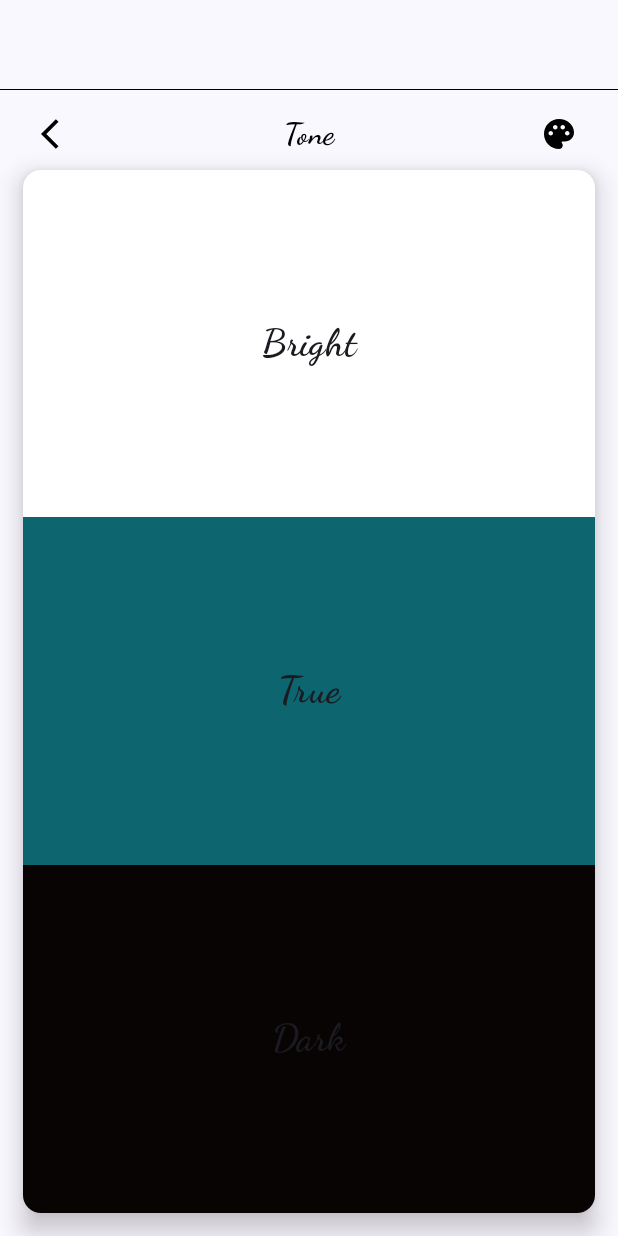
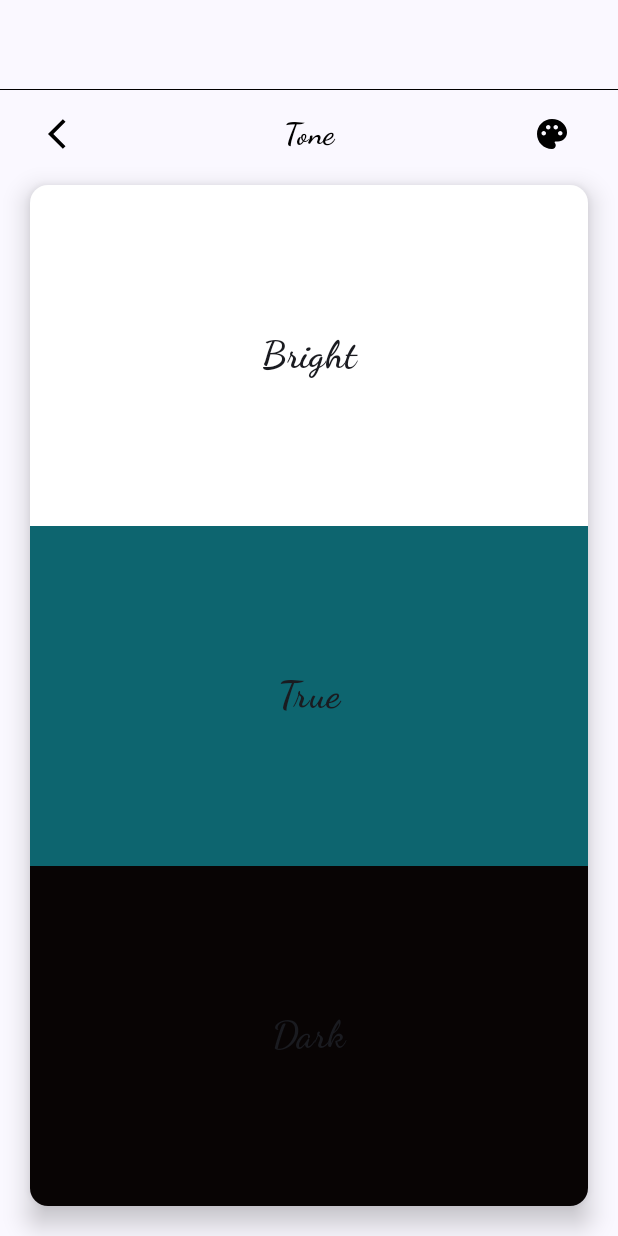
Before and after one commit to parkhy4108/WhatIsYourColor, an Android app built with Jetpack Compose: the screen it shows after launch (MainActivity), after a tap on "WINTER", on a phone screen of 412 x 824 dp. Run offline under Robolectric (Android 15) with nearby library versions, the phone set to English and light mode, and no system bars; our stand-ins replace AdMob, Dagger/Hilt's generated code; 3 statements that could not run were skipped.

```diff
--- a/app/build.gradle.kts
+++ b/app/build.gradle.kts
@@ -55,7 +55,6 @@ android {
 }
 
 dependencies {
-
     implementation(libs.core.ktx)
     implementation(libs.lifecycle.runtime.ktx)
     implementation(libs.activity.compose)
@@ -73,7 +72,6 @@ dependencies {
     implementation(platform(libs.firebase.bom))
     implementation(libs.firebase.analytics)
     testImplementation(libs.room.testing)
-
     testImplementation(libs.junit)
     androidTestImplementation(libs.androidx.test.ext.junit)
     androidTestImplementation(libs.espresso.core)
--- a/app/src/main/java/com/devstitch/whatsyourcolor/MainActivity.kt
+++ b/app/src/main/java/com/devstitch/whatsyourcolor/MainActivity.kt
@@ -3,42 +3,16 @@ package com.devstitch.whatsyourcolor
 import android.os.Bundle
 import androidx.activity.ComponentActivity
 import androidx.activity.compose.setContent
-import com.google.android.gms.ads.AdRequest
-import com.google.android.gms.ads.LoadAdError
 import com.google.android.gms.ads.MobileAds
-import com.google.android.gms.ads.interstitial.InterstitialAd
-import com.google.android.gms.ads.interstitial.InterstitialAdLoadCallback
 import dagger.hilt.android.AndroidEntryPoint
 
 @AndroidEntryPoint
 class MainActivity : ComponentActivity() {
-    private var mInterstitialAd: InterstitialAd? = null
 
     override fun onCreate(savedInstanceState: Bundle?) {
         super.onCreate(savedInstanceState)
-        loadAD()
         setContent { MainContent() }
-        MobileAds.initialize(this
-        ) { }
+        MobileAds.initialize(this)
     }
 
-    private fun loadAD() {
-        val adRequest = AdRequest.Builder().build()
-        InterstitialAd.load(
-            this,
-            getString(R.string.adTest),
-            adRequest,
-            object : InterstitialAdLoadCallback() {
-                override fun onAdFailedToLoad(p0: LoadAdError) {
-                    super.onAdFailedToLoad(p0)
-                    mInterstitialAd = null
-                }
-
-                override fun onAdLoaded(p0: InterstitialAd) {
-                    super.onAdLoaded(p0)
-                    mInterstitialAd = p0
-                    mInterstitialAd?.show(this@MainActivity)
-                }
-            })
-    }
 }
--- a/app/src/main/java/com/devstitch/whatsyourcolor/common/theme/Theme.kt
+++ b/app/src/main/java/com/devstitch/whatsyourcolor/common/theme/Theme.kt
@@ -26,22 +26,11 @@ private val LightColorScheme = lightColorScheme(
     primary = Purple40,
     secondary = PurpleGrey40,
     tertiary = Pink40
-
-    /* Other default colors to override
-    background = Color(0xFFFFFBFE),
-    surface = Color(0xFFFFFBFE),
-    onPrimary = Color.White,
-    onSecondary = Color.White,
-    onTertiary = Color.White,
-    onBackground = Color(0xFF1C1B1F),
-    onSurface = Color(0xFF1C1B1F),
-    */
 )
 
 @Composable
 fun WhatsYourColorTheme(
     darkTheme: Boolean = isSystemInDarkTheme(),
-    // Dynamic color is available on Android 12+
     dynamicColor: Boolean = true,
     content: @Composable () -> Unit
 ) {
@@ -54,12 +43,15 @@ fun WhatsYourColorTheme(
         darkTheme -> DarkColorScheme
         else -> LightColorScheme
     }
+
     val view = LocalView.current
     if (!view.isInEditMode) {
         SideEffect {
             val window = (view.context as Activity).window
-            window.statusBarColor = if(darkTheme) Color.Black.toArgb() else Color.White.toArgb()
+            window.statusBarColor = if(!darkTheme) Color.Transparent.toArgb() else darkColorScheme().background.toArgb()
+            window.navigationBarColor = if(!darkTheme) Color.Transparent.toArgb() else darkColorScheme().background.toArgb()
             WindowCompat.getInsetsController(window, view).isAppearanceLightStatusBars = !darkTheme
+            WindowCompat.getInsetsController(window, view).isAppearanceLightNavigationBars = !darkTheme
         }
     }
 
--- a/app/src/main/java/com/devstitch/whatsyourcolor/common/theme/Type.kt
+++ b/app/src/main/java/com/devstitch/whatsyourcolor/common/theme/Type.kt
@@ -6,7 +6,6 @@ import androidx.compose.ui.text.font.FontFamily
 import androidx.compose.ui.text.font.FontWeight
 import androidx.compose.ui.unit.sp
 
-// Set of Material typography styles to start with
 val Typography = Typography(
     bodyLarge = TextStyle(
         fontFamily = FontFamily.Default,
@@ -15,20 +14,4 @@ val Typography = Typography(
         lineHeight = 24.sp,
         letterSpacing = 0.5.sp
     )
-    /* Other default text styles to override
-    titleLarge = TextStyle(
-        fontFamily = FontFamily.Default,
-        fontWeight = FontWeight.Normal,
-        fontSize = 22.sp,
-        lineHeight = 28.sp,
-        letterSpacing = 0.sp
-    ),
-    labelSmall = TextStyle(
-        fontFamily = FontFamily.Default,
-        fontWeight = FontWeight.Medium,
-        fontSize = 11.sp,
-        lineHeight = 16.sp,
-        letterSpacing = 0.5.sp
-    )
-    */
 )
--- a/app/src/main/java/com/devstitch/whatsyourcolor/common/di/Module.kt
+++ b/app/src/main/java/com/devstitch/whatsyourcolor/data/Module.kt
@@ -1,10 +1,7 @@
-package com.devstitch.whatsyourcolor.common.di
+package com.devstitch.whatsyourcolor.data
 
 import android.app.Application
 import androidx.room.Room
-import com.devstitch.whatsyourcolor.data.RoomDao
-import com.devstitch.whatsyourcolor.data.DataBase
-import com.devstitch.whatsyourcolor.data.RepositoryImpl
 import com.devstitch.whatsyourcolor.domain.Repository
 import dagger.Module
 import dagger.Provides
--- a/app/src/main/java/com/devstitch/whatsyourcolor/domain/Repository.kt
+++ b/app/src/main/java/com/devstitch/whatsyourcolor/domain/Repository.kt
@@ -6,7 +6,5 @@ interface Repository {
     fun getAllMyColors() : Flow<List<MyColor>>
     suspend fun saveColor(color: MyColor)
     suspend fun deleteColors(colorList : List<Int>)
-
     suspend fun hasColors(color: Int) : Boolean
-
 }
--- a/app/src/main/java/com/devstitch/whatsyourcolor/presentation/colorList/ColorListViewModel.kt
+++ b/app/src/main/java/com/devstitch/whatsyourcolor/presentation/colorList/ColorListViewModel.kt
@@ -59,8 +59,8 @@ class ColorListViewModel @Inject constructor(
         state.value = state.value.copy(colorList = colorList)
     }
 
-    fun clickedBox(row: Int, index: Int) {
-        onChangedPagerState(row * 4 + index)
+    fun clickedBox(index: Int) {
+        onChangedPagerState(index)
         onChangedExpandState()
     }
 
--- a/app/src/main/java/com/devstitch/whatsyourcolor/presentation/composable/GoogleAdView.kt
+++ b/app/src/main/java/com/devstitch/whatsyourcolor/presentation/composable/GoogleAdView.kt
@@ -2,50 +2,60 @@ package com.devstitch.whatsyourcolor.presentation.composable
 
 import android.view.ViewGroup
 import android.widget.LinearLayout
+import androidx.compose.foundation.isSystemInDarkTheme
 import androidx.compose.foundation.layout.Box
 import androidx.compose.foundation.layout.fillMaxSize
 import androidx.compose.foundation.layout.fillMaxWidth
 import androidx.compose.foundation.layout.height
 import androidx.compose.material3.Divider
-import androidx.compose.material3.Text
 import androidx.compose.runtime.Composable
+import androidx.compose.runtime.mutableStateOf
+import androidx.compose.runtime.remember
 import androidx.compose.ui.Alignment
 import androidx.compose.ui.Modifier
 import androidx.compose.ui.graphics.Color
 import androidx.compose.ui.platform.LocalConfiguration
 import androidx.compose.ui.platform.LocalInspectionMode
-import androidx.compose.ui.text.font.FontFamily
-import androidx.compose.ui.text.font.FontWeight
 import androidx.compose.ui.unit.dp
 import androidx.compose.ui.viewinterop.AndroidView
 import com.devstitch.whatsyourcolor.R
+import com.google.android.gms.ads.AdListener
 import com.google.android.gms.ads.AdRequest
 import com.google.android.gms.ads.AdSize
 import com.google.android.gms.ads.AdView
+import com.google.android.gms.ads.LoadAdError
 
 @Composable
-fun GoogleAdView(
-    modifier: Modifier = Modifier
-) {
+fun GoogleAdView() {
+
     val width = LocalConfiguration.current.screenWidthDp
     val isInEditMode = LocalInspectionMode.current
+    var adSuccess = false
+    val adError = remember { mutableStateOf(false) }
+    val adRequest = AdRequest.Builder().build()
+    val listener = object : AdListener() {
+        override fun onAdFailedToLoad(p0: LoadAdError) {
+            super.onAdFailedToLoad(p0)
+            adSuccess = false
+            if (!adError.value) adError.value = true
+        }
+
+        override fun onAdLoaded() {
+            super.onAdLoaded()
+            if (adError.value) adError.value = false
+            adSuccess = true
+        }
+    }
 
     Box(
-        modifier = Modifier
-            .fillMaxWidth()
-            .height(60.dp),
+        modifier = Modifier.fillMaxWidth().height(60.dp),
         contentAlignment = Alignment.Center
     ) {
-        if (isInEditMode) {
-            Text(
-                text = "Ad Here",
-                fontFamily = FontFamily.Cursive,
-                fontWeight = FontWeight.ExtraBold,
-                modifier = Modifier.align(Alignment.Center),
-            )
+        if (isInEditMode || (adError.value && !adSuccess)) {
+            StandardText(text = R.string.adHere)
         } else {
             AndroidView(
-                modifier = modifier.fillMaxSize(),
+                modifier = Modifier.fillMaxSize(),
                 factory = { context ->
                     AdView(context).apply {
                         layoutParams = LinearLayout.LayoutParams(
@@ -53,18 +63,21 @@ fun GoogleAdView(
                             ViewGroup.LayoutParams.MATCH_PARENT
                         )
                         setAdSize(
-                            AdSize.getCurrentOrientationAnchoredAdaptiveBannerAdSize(context, width)
+                            AdSize.getCurrentOrientationAnchoredAdaptiveBannerAdSize(
+                                context,
+                                width
+                            )
                         )
-                        adUnitId = context.getString(R.string.adTest)
-                        loadAd(AdRequest.Builder().build())
+                        adUnitId = context.getString(R.string.adId)
+                        adListener = listener
+                        loadAd(adRequest)
                     }
                 },
-                update = { it.loadAd(AdRequest.Builder().build()) }
+                update = { it.loadAd(adRequest) }
             )
         }
-
         Divider(
-            color = Color.Black,
+            color = if(isSystemInDarkTheme()) Color.White else Color.Black,
             modifier = Modifier
                 .fillMaxWidth()
                 .height(0.5.dp)
--- a/app/src/main/java/com/devstitch/whatsyourcolor/presentation/myPalette/MyPaletteViewModel.kt
+++ b/app/src/main/java/com/devstitch/whatsyourcolor/presentation/myPalette/MyPaletteViewModel.kt
@@ -28,9 +28,6 @@ class MyPaletteViewModel @Inject constructor(
         repository.getAllMyColors().onEach { list ->
             mapState.clear()
             list.forEach { mapState[it.id] = false }
-            mapState.forEach {
-                println("init id: ${it.key}   ${it.value}")
-            }
             state.value = state.value.copy(colorList = list)
         }.launchIn(viewModelScope)
     }
--- a/app/src/main/java/com/devstitch/whatsyourcolor/presentation/season/SeasonScreen.kt
+++ b/app/src/main/java/com/devstitch/whatsyourcolor/presentation/season/SeasonScreen.kt
@@ -7,11 +7,13 @@ import androidx.compose.foundation.layout.Arrangement
 import androidx.compose.foundation.layout.Box
 import androidx.compose.foundation.layout.Column
 import androidx.compose.foundation.layout.Row
-import androidx.compose.foundation.layout.aspectRatio
 import androidx.compose.foundation.layout.fillMaxHeight
 import androidx.compose.foundation.layout.fillMaxSize
 import androidx.compose.foundation.layout.fillMaxWidth
 import androidx.compose.foundation.layout.padding
+import androidx.compose.foundation.layout.size
+import androidx.compose.foundation.layout.systemBarsPadding
+import androidx.compose.foundation.lazy.LazyColumn
 import androidx.compose.material3.Card
 import androidx.compose.material3.CardDefaults
 import androidx.compose.material3.Icon
@@ -31,31 +33,32 @@ import com.devstitch.whatsyourcolor.presentation.composable.StandardText
 import com.devstitch.whatsyourcolor.R.string as AppText
 
 @Composable
-fun SeasonScreen(
-    openScreen: (String) -> Unit
-) {
+fun SeasonScreen(openScreen: (String) -> Unit) {
     val springColor = Colors().springBrightTone[1]
     val summerColor = Colors().summerLightTone[8]
     val autumnColor = Colors().autumnDeepTone[1]
     val winterColor = Colors().winterTrueTone[10]
     val interactionSource = remember { MutableInteractionSource() }
 
-    Column(
-        modifier = Modifier.fillMaxSize(),
+    LazyColumn(
+        modifier = Modifier.systemBarsPadding().fillMaxSize(),
         verticalArrangement = Arrangement.Center,
         horizontalAlignment = Alignment.CenterHorizontally
     ) {
-        StandardText(text = AppText.app_name, fontSize = 30.sp)
+        item { StandardText(text = AppText.title, fontSize = 30.sp) }
+        item {
             Card(
                 modifier = Modifier
-                .aspectRatio(1f)
+                    .size(350.dp)
                     .padding(30.dp),
                 elevation = CardDefaults.cardElevation(15.dp)
             ) {
                 Column(modifier = Modifier.fillMaxSize()) {
-                Row(modifier = Modifier
+                    Row(
+                        modifier = Modifier
                             .fillMaxWidth()
-                    .weight(1f)) {
+                            .weight(1f)
+                    ) {
                         Box(
                             modifier = Modifier
                                 .background(springColor)
@@ -87,9 +90,11 @@ fun SeasonScreen(
                             )
                         }
                     }
-                Row(modifier = Modifier
+                    Row(
+                        modifier = Modifier
                             .fillMaxWidth()
-                    .weight(1f)) {
+                            .weight(1f)
+                    ) {
                         Box(
                             modifier = Modifier
                                 .background(autumnColor)
@@ -123,7 +128,8 @@ fun SeasonScreen(
                     }
                 }
             }
-
+        }
+        item {
             Card(
                 elevation = CardDefaults.cardElevation(8.dp),
                 modifier = Modifier
@@ -147,8 +153,7 @@ fun SeasonScreen(
                     StandardText(text = AppText.Palette)
                 }
             }
+        }
+    }
 
 }
-
-
-}
--- a/app/src/main/java/com/devstitch/whatsyourcolor/presentation/tone/ToneScreen.kt
+++ b/app/src/main/java/com/devstitch/whatsyourcolor/presentation/tone/ToneScreen.kt
@@ -41,7 +41,8 @@ fun ToneScreen(
     Column(
         modifier = Modifier
             .fillMaxSize()
-            .padding(15.dp, 5.dp, 15.dp, 15.dp)
+            .padding(20.dp,5.dp,20.dp, 20.dp),
+        verticalArrangement = Arrangement.spacedBy(10.dp)
     ) {
         Row(
             modifier = Modifier.fillMaxWidth(),
--- a/app/src/main/res/values/strings.xml
+++ b/app/src/main/res/values/strings.xml
@@ -1,6 +1,9 @@
 <resources>
     <string name="app_name">What\'s your color</string>
+    <string name="title">What\'s your color?</string>
     <string name="adTest">ca-app-pub-3940256099942544/6300978111</string>
+    <string name="adId">ca-app-pub-5637982010645059~5230846302</string>
+    <string name="adHere">"Ad Here"</string>
     <string name="tone">Tone</string>
     <string name="myPalette">MyPaletteMyPalette</string>
     <string name="Spring">SPRING</string>
--- a/app/src/main/res/values/themes.xml
+++ b/app/src/main/res/values/themes.xml
@@ -1,5 +1,4 @@
 <?xml version="1.0" encoding="utf-8"?>
 <resources>
-
-    <style name="Theme.WhatsYourColor" parent="android:Theme.Material.Light.NoActionBar" />
+    <style name="Theme.WhatsYourColor" parent="android:Theme.Material.Light.NoActionBar"/>
 </resources>
--- a/gradle/libs.versions.toml
+++ b/gradle/libs.versions.toml
@@ -17,7 +17,6 @@ hilt-navigation-compose = "1.0.0"
 room = "2.5.2"
 play-service-ads = "22.2.0"
 firebase-bom = "32.2.0"
-
 
 [libraries]
 core-ktx = { group = "androidx.core", name = "core-ktx", version.ref = "core-ktx" }
@@ -46,7 +45,6 @@ play-service-ads = { module = "com.google.android.gms:play-services-ads", versio
 firebase-bom = { group = "com.google.firebase", name = "firebase-bom", version.ref = "firebase-bom" }
 firebase-analytics = { group = "com.google.firebase", name= "firebase-analytics-ktx" }
 
-
 [plugins]
 com-android-application = { id = "com.android.application", version.ref = "agp" }
 org-jetbrains-kotlin-android = { id = "org.jetbrains.kotlin.android", version.ref = "org-jetbrains-kotlin-android" }
```
Also changed, not shown: app/src/main/java/com/devstitch/whatsyourcolor/presentation/colorList/ColorListScreen.kt (+32 -25 lines), app/src/main/java/com/devstitch/whatsyourcolor/presentation/myPalette/MyPaletteScreen.kt (+29 -22 lines). Lines whose indentation alone changed are shown as unchanged.
